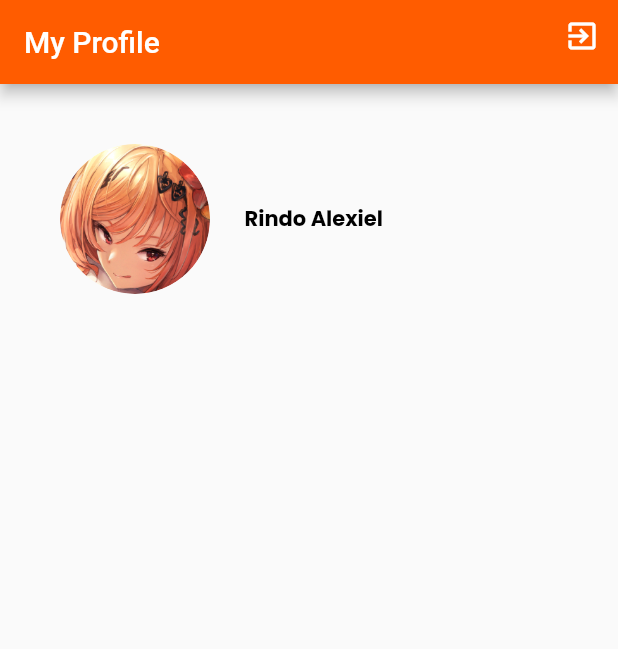
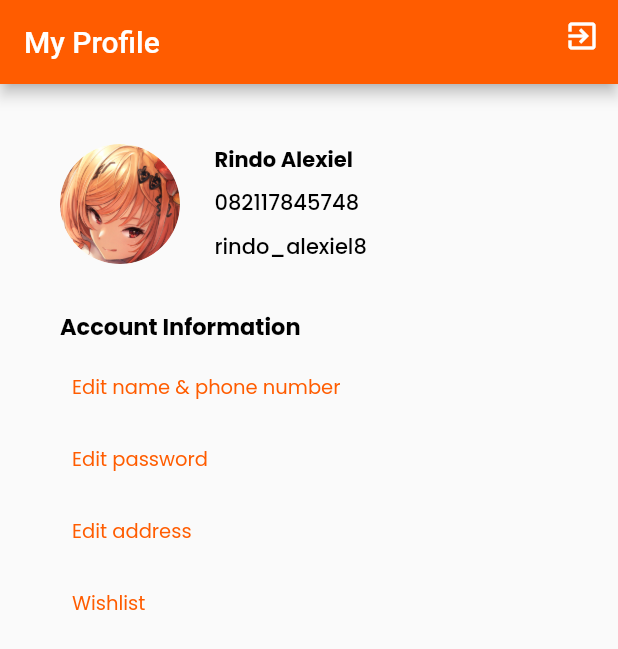
Before and after one commit to yoesside/Animise-Flutter, a Flutter app: the ProfileCustomerPage screen opened directly, on a phone screen of 412 x 824 dp. Shown: the top 649 px of the screen. Run offline on Flutter 3.47's test engine with Material 2 defaults, Android fonts, the phone set to English and light mode, and no system bars; our stand-ins replace google_fonts, image_picker.

Commit message:
Profile page update

```diff
--- a/lib/main.dart
+++ b/lib/main.dart
@@ -1,6 +1,9 @@
 // import 'dart:js';
 
 import 'package:animise_application/pages/add_product_page.dart';
+import 'package:animise_application/pages/edit_address_page.dart';
+import 'package:animise_application/pages/edit_name_phonenum_page.dart';
+import 'package:animise_application/pages/edit_password_page.dart';
 import 'package:animise_application/pages/homescreen_admin_page.dart';
 import 'package:animise_application/pages/homescreen_customer_page.dart';
 import 'package:animise_application/pages/sign_in_page.dart';
@@ -26,7 +29,13 @@ class MyApp extends StatelessWidget {
         '/homescreen-admin': (context) => HomescreenAdminPage(),
         '/add-product': (context) => AddProductPage(),
         '/main-customer': (conter) => MainCustomerPage(),
+        '/edit-name-phone': (conter) => EditNamePhoneNum(),
+        '/edit-password': (conter) => EditPasswordPage(),
+        '/edit-address': (conter) => EditAddressPage(),
       },
     );
   }
 }
+
+class EditAdressPage {
+}
--- a/lib/pages/profile_customer_page.dart
+++ b/lib/pages/profile_customer_page.dart
@@ -43,8 +43,10 @@ class _ProfileCustomerPageState extends State<ProfileCustomerPage> {
       body: Container(
         padding: EdgeInsets.fromLTRB(40, 40, 20, 20),
         child: Column(
+          crossAxisAlignment: CrossAxisAlignment.start,
+          mainAxisAlignment: MainAxisAlignment.start,
           children: [
-            Row(children: [
+            Row(crossAxisAlignment: CrossAxisAlignment.start, children: [
               ClipOval(
                 child: image != null
                     ? Image.file(
@@ -55,19 +57,100 @@ class _ProfileCustomerPageState extends State<ProfileCustomerPage> {
                       )
                     : Image.asset(
                         "assets/Profile_admin.png",
-                        width: 100,
+                        width: 80,
                       ),
               ),
               SizedBox(
                 width: 23,
               ),
-              Text("Rindo Alexiel",
-                style: primaryTextStyle.copyWith(
-                  fontWeight: bold,
-                  fontSize: 14,
+              Column(crossAxisAlignment: CrossAxisAlignment.start, children: [
+                Text(
+                  "Rindo Alexiel",
+                  style: primaryTextStyle.copyWith(
+                    fontWeight: bold,
+                    fontSize: 14,
+                  ),
                 ),
-              )
-            ])
+                SizedBox(
+                  height: 8,
+                ),
+                Text(
+                  "082117845748",
+                  style: primaryTextStyle.copyWith(
+                    fontWeight: medium,
+                    fontSize: 14,
+                  ),
+                ),
+                SizedBox(
+                  height: 8,
+                ),
+                Text(
+                  "rindo_alexiel8",
+                  style: primaryTextStyle.copyWith(
+                    fontWeight: medium,
+                    fontSize: 14,
+                  ),
+                ),
+              ]),
+            ]),
+            SizedBox(
+              height: 30,
+            ),
+            Text(
+              "Account Information",
+              style: primaryTextStyle.copyWith(
+                fontSize: 15,
+                fontWeight: bold,
+              ),
+            ),
+            SizedBox(
+              height: 5,
+            ),
+            TextButton(
+              onPressed: () {
+                Navigator.pushNamed(context, '/edit-name-phone');
+              },
+              child: Text(
+                "Edit name & phone number",
+                style: thirdTextStyle.copyWith(
+                  fontSize: 13,
+                  fontWeight: reguler,
+                ),
+              ),
+            ),
+            TextButton(
+                onPressed: () {
+                  Navigator.pushNamed(context, '/edit-password');
+                },
+                child: Text(
+                  "Edit password",
+                  style: thirdTextStyle.copyWith(
+                    fontSize: 13,
+                    fontWeight: reguler,
+                  ),
+                )),
+            TextButton(
+              onPressed: () {
+                Navigator.pushNamed(context, '/edit-address');
+              },
+              child: Text(
+                "Edit address",
+                style: thirdTextStyle.copyWith(
+                  fontSize: 13,
+                  fontWeight: reguler,
+                ),
+              ),
+            ),
+            TextButton(
+              onPressed: () {},
+              child: Text(
+                "Wishlist",
+                style: thirdTextStyle.copyWith(
+                  fontSize: 13,
+                  fontWeight: reguler,
+                ),
+              ),
+            ),
           ],
         ),
       ),
```
Also changed, not shown: lib/pages/edit_address_page.dart (added, +49 -0 lines), lib/pages/edit_name_phonenum_page.dart (added, +59 -0 lines), lib/pages/edit_password_page.dart (added, +50 -0 lines), lib/pages/homescreen_admin_page.dart (line endings or trailing spaces).
